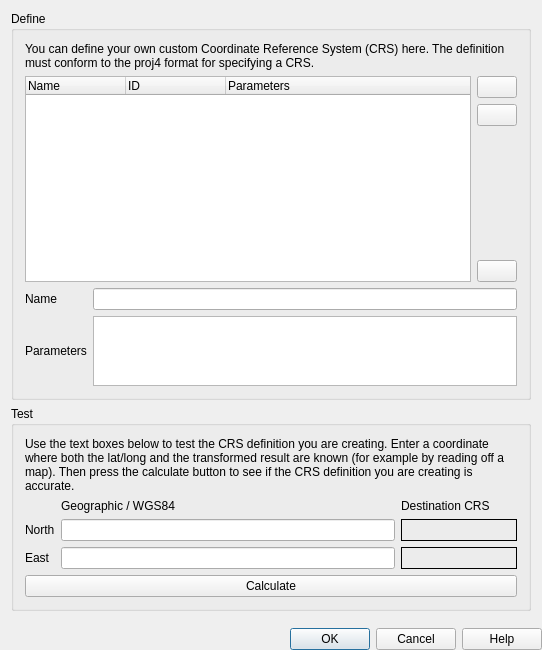
Before: the Qt Designer form src/ui/qgscustomprojectiondialogbase.ui in qgis/QGIS, drawn with Qt 5.
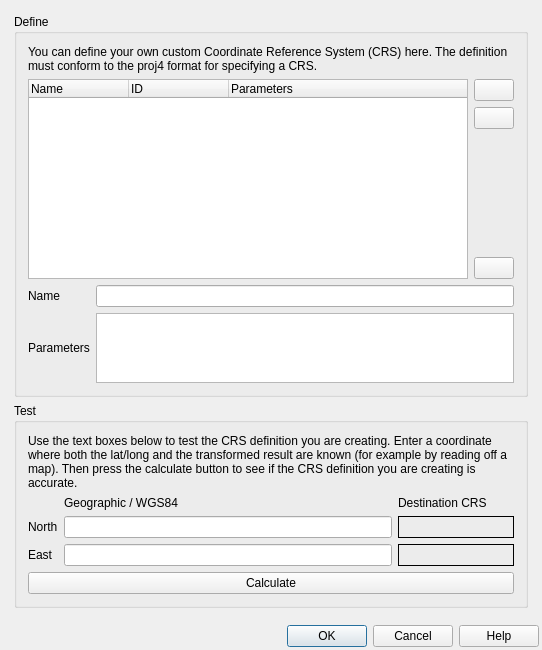
After: the same form once the commit is applied. Icons and pictures are not drawn. Custom widgets are drawn as their Qt base class.

Commit message: [custom crs ui] fix dialog margin

Patch:
```diff
--- a/src/ui/qgscustomprojectiondialogbase.ui
+++ b/src/ui/qgscustomprojectiondialogbase.ui
@@ -20,7 +20,7 @@
   </property>
   <layout class="QGridLayout" name="gridLayout_2">
    <property name="margin">
-    <number>0</number>
+    <number>3</number>
    </property>
    <item row="1" column="0">
     <widget class="QDialogButtonBox" name="buttonBox">
```
